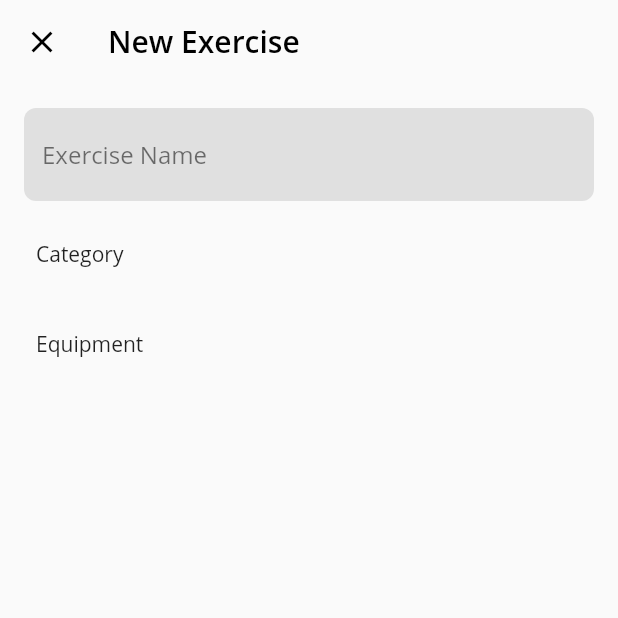
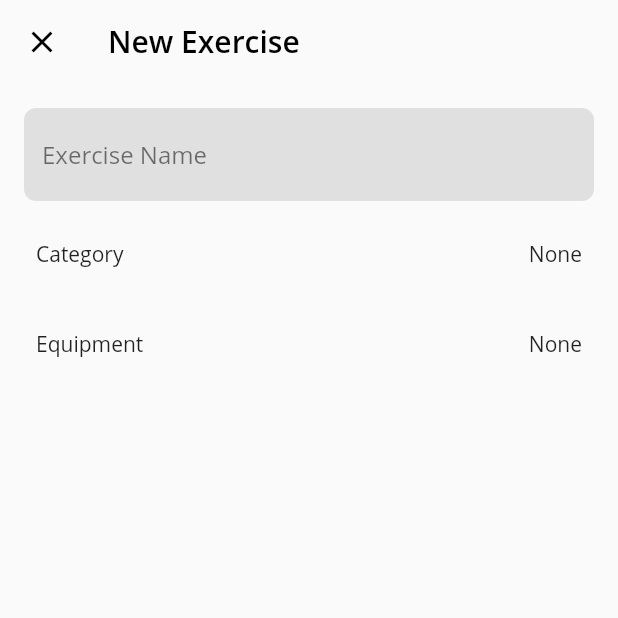
Before and after one commit to TomTruyen/Fitoryx, a Flutter app: the ExerciseAddPage screen opened directly, on a phone screen of 412 x 824 dp, the top half of it. Run offline on Flutter 3.47's test engine with Material 2 defaults, Android fonts, the phone set to English and light mode, and no system bars; our stand-ins replace sqflite; accounts and stored records are empty.

Commit message:
added text for when equipment & category is empty

```diff
--- a/FitTrack - SQFlite/fittrack/lib/screens/exercises/ExerciseAddPage.dart
+++ b/FitTrack - SQFlite/fittrack/lib/screens/exercises/ExerciseAddPage.dart
@@ -170,7 +170,9 @@ class _ExerciseAddPageState extends State<ExerciseAddPage> {
                           mainAxisAlignment: MainAxisAlignment.spaceBetween,
                           children: <Widget>[
                             Text('Category'),
-                            Text(exerciseCategory),
+                            Text(exerciseCategory == ""
+                                ? "None"
+                                : exerciseCategory),
                           ],
                         ),
                         onTap: () {
@@ -187,7 +189,9 @@ class _ExerciseAddPageState extends State<ExerciseAddPage> {
                           mainAxisAlignment: MainAxisAlignment.spaceBetween,
                           children: <Widget>[
                             Text('Equipment'),
-                            Text(exerciseEquipment),
+                            Text(exerciseEquipment == ""
+                                ? "None"
+                                : exerciseEquipment),
                           ],
                         ),
                         onTap: () {
```
